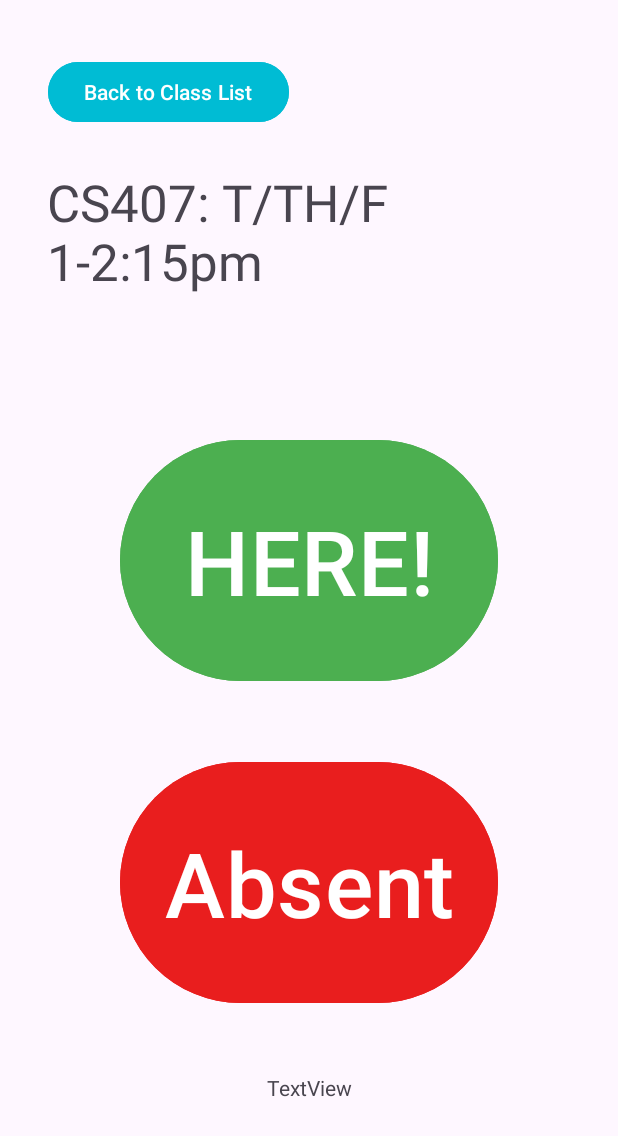
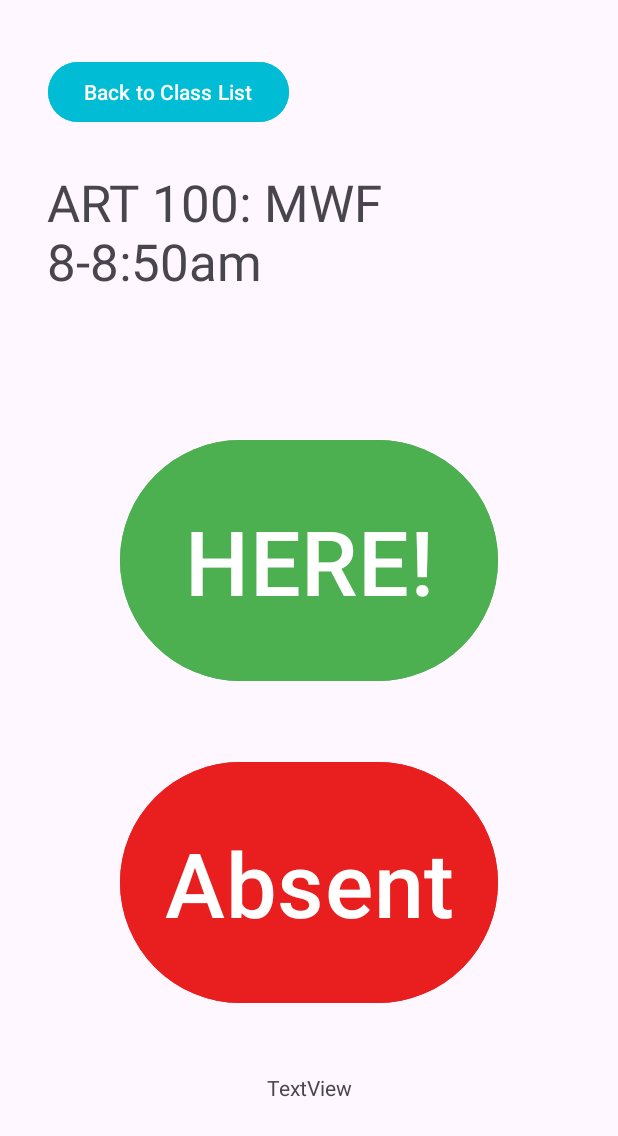
Before and after one commit to sydbenck/HERE, an Android app: the ClassList screen opened directly, with no data from a screen before it, after a tap on "ART 100: MWF 8-8:50am", on a phone screen of 412 x 824 dp. Shown: the top 1136 px of the screen. Run offline under Robolectric (Android 15) with nearby library versions, the phone set to English and light mode, and no system bars.

Commit message:
button text

```diff
--- a/app/src/main/java/com/cs407/here/ClassList.java
+++ b/app/src/main/java/com/cs407/here/ClassList.java
@@ -21,6 +21,7 @@ public class ClassList extends AppCompatActivity {
     GoogleSignInOptions gso;
     GoogleSignInClient gsc;
     TextView name;
+    TextView className;
     Button signOutBtn;
 
     @Override
@@ -41,8 +42,15 @@ public class ClassList extends AppCompatActivity {
         }
     }
 
-    public void goToClassPage(View view){
+    public void goToClassPageForArt(View view){
         Intent intent = new Intent(this, ClassPage1.class);
+        intent.putExtra("message", "ART 100: MWF 8-8:50am");
+        startActivity(intent);
+    }
+
+    public void goToClassPageForCS(View view){
+        Intent intent = new Intent(this, ClassPage1.class);
+        intent.putExtra("message", "CS 407: TThF 1-2:15pm");
         startActivity(intent);
     }
 
--- a/app/src/main/java/com/cs407/here/ClassPage1.java
+++ b/app/src/main/java/com/cs407/here/ClassPage1.java
@@ -40,10 +40,15 @@ public class ClassPage1 extends AppCompatActivity {
     private Button hereButton;
     double longitude;
     double latitude;
+    TextView classText;
     @Override
     protected void onCreate(Bundle savedInstanceState) {
         super.onCreate(savedInstanceState);
         setContentView(R.layout.activity_class_page1);
+        classText=(TextView) findViewById(R.id.classInfoText);
+        Intent intent = getIntent();
+        String str = intent.getStringExtra("message");
+        classText.setText(str);
 
         hereButton = findViewById(R.id.hereButton);
         locationRequest = LocationRequest.create();
@@ -51,9 +56,11 @@ public class ClassPage1 extends AppCompatActivity {
         locationRequest.setInterval(5000);
         locationRequest.setFastestInterval(2000);
 
+
         hereButton.setOnClickListener(new View.OnClickListener(){
             @Override
             public void onClick(View v){
+
                 if(Build.VERSION.SDK_INT >= Build.VERSION_CODES.M){
                     if(ActivityCompat.checkSelfPermission(ClassPage1.this, Manifest.permission.ACCESS_FINE_LOCATION) == PackageManager.PERMISSION_GRANTED){
                         if(isGPSEnabled()) {
--- a/app/src/main/res/layout/activity_class_list.xml
+++ b/app/src/main/res/layout/activity_class_list.xml
@@ -11,7 +11,7 @@
         android:layout_width="306dp"
         android:layout_height="0dp"
         android:layout_marginBottom="343dp"
-        android:onClick="goToClassPage"
+        android:onClick="goToClassPageForCS"
         android:text="CS 407: TThF 1-2:15pm"
         android:textSize="20sp"
         app:layout_constraintBottom_toBottomOf="parent"
@@ -57,7 +57,7 @@
         android:layout_height="164dp"
         android:layout_marginBottom="152dp"
         android:backgroundTint="#3794D3"
-        android:onClick="goToClassPage"
+        android:onClick="goToClassPageForArt"
         android:text="ART 100: MWF 8-8:50am"
         android:textSize="20sp"
         app:layout_constraintBottom_toBottomOf="parent"
--- a/app/src/main/res/layout/activity_class_page1.xml
+++ b/app/src/main/res/layout/activity_class_page1.xml
@@ -14,7 +14,7 @@
         android:layout_marginTop="112dp"
         android:layout_marginEnd="32dp"
         android:layout_marginBottom="426dp"
-        android:text="CS407: T/TH/F 1-2:15pm"
+        android:text=""
         android:textSize="34sp"
         app:layout_constraintBottom_toTopOf="@+id/coordinateText"
         app:layout_constraintEnd_toEndOf="parent"
```
